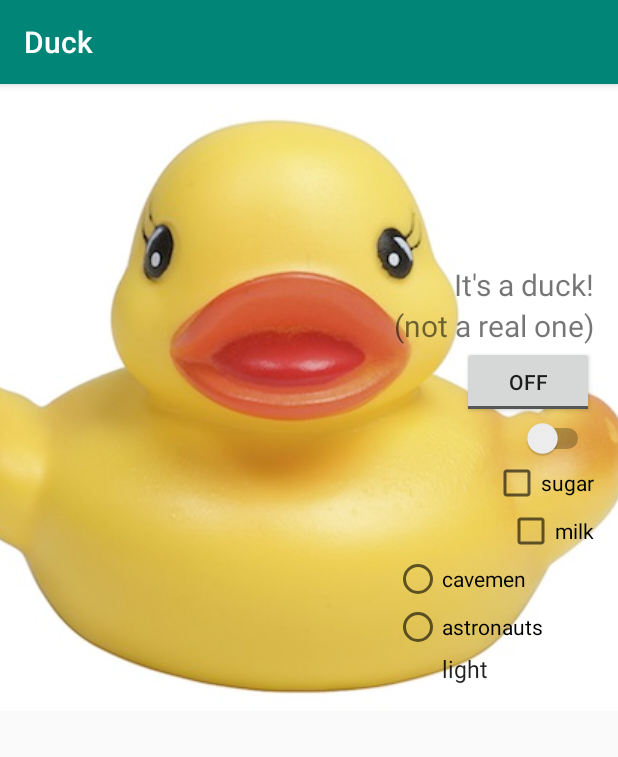
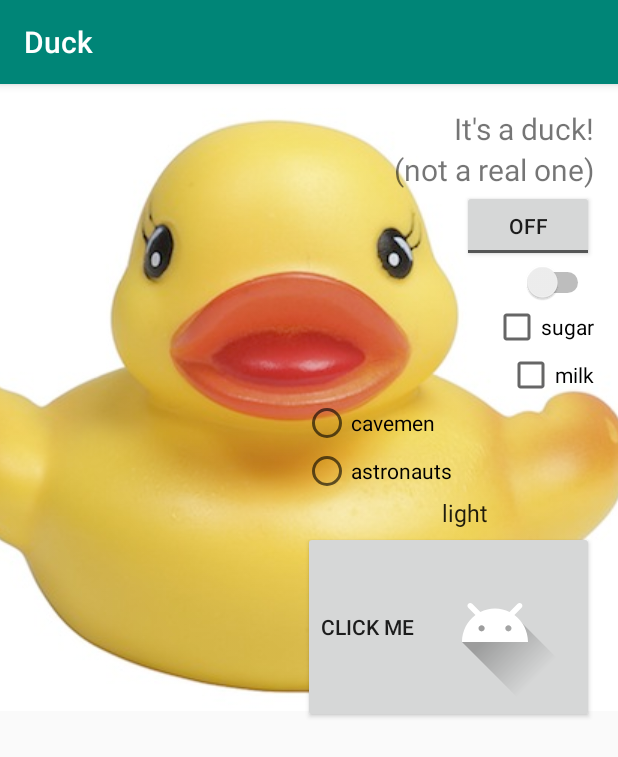
Before and after one commit to YakovBurtsev/duck, an Android app: the screen it shows after launch (MainActivity), on a phone screen of 412 x 824 dp. Shown: the top 757 px of the screen. Run offline under Robolectric (Android 15) with nearby library versions, the phone set to English and light mode, and no system bars.

Commit message:
button with image

```diff
--- a/app/src/main/res/layout/activity_main.xml
+++ b/app/src/main/res/layout/activity_main.xml
@@ -88,6 +88,13 @@
             android:layout_height="wrap_content"
             android:entries="@array/spinner_values" />
 
+        <Button
+            android:id="@+id/button"
+            android:layout_width="wrap_content"
+            android:layout_height="wrap_content"
+            android:drawableEnd="@drawable/ic_launcher_foreground"
+            android:text="@string/click_me" />
+
     </LinearLayout>
 
 
--- a/app/src/main/res/values/strings.xml
+++ b/app/src/main/res/values/strings.xml
@@ -8,6 +8,8 @@
     <string name="milk">milk</string>
     <string name="cavemen">cavemen</string>
     <string name="astronauts">astronauts</string>
+    <string name="click_me">click me</string>
+    <string name="image_button">image button</string>
 
     <string-array name="spinner_values">
         <item>light</item>
```
